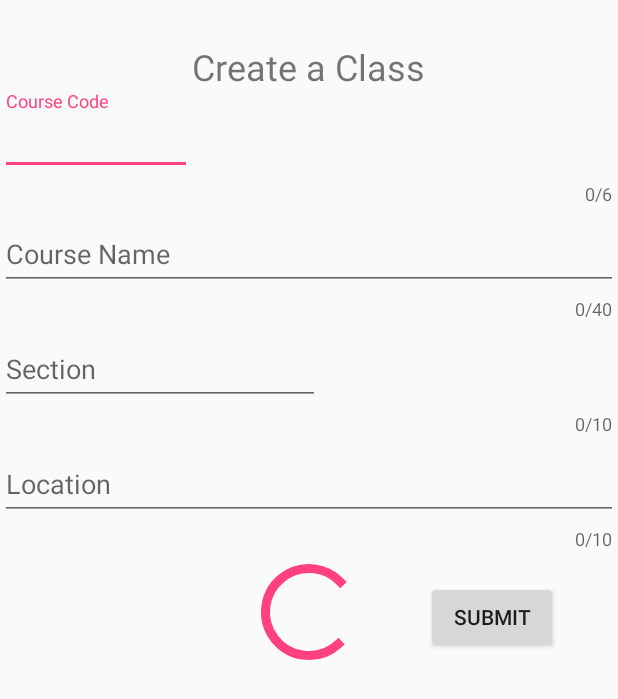
After one commit to startbin90/CSC301-AnonClass, an Android app: the layout fragment_create_class.xml on its own in the app's theme, with its tools: preview values and no code run, on a phone screen of 412 x 824 dp. The commit adds this screen. Shown: the top 699 px of the screen. Run offline under Robolectric (Android 15) with nearby library versions, the phone set to English and light mode, and no system bars.

Commit message:
add create_class_fragment and enroll_class_fragment

```diff
--- a/AnonClass/app/src/main/java/edu/toronto/csc301/anonclass/registerActivity.java
+++ b/AnonClass/app/src/main/java/edu/toronto/csc301/anonclass/registerActivity.java
@@ -3,11 +3,10 @@ package edu.toronto.csc301.anonclass;
 import android.animation.Animator;
 import android.animation.AnimatorListenerAdapter;
 import android.annotation.TargetApi;
-import android.content.Intent;
 import android.os.AsyncTask;
 import android.os.Build;
+import android.os.Bundle;
 import android.support.v7.app.AppCompatActivity;
-import android.os.Bundle;
 import android.text.TextUtils;
 import android.view.View;
 import android.widget.Button;
--- a/AnonClass/app/src/main/java/edu/toronto/csc301/anonclass/util/User.java
+++ b/AnonClass/app/src/main/java/edu/toronto/csc301/anonclass/util/User.java
@@ -5,7 +5,6 @@ import com.google.gson.GsonBuilder;
 
 import java.util.ArrayList;
 import java.util.List;
-import java.util.Set;
 
 public class User implements EnclosedInfo{
     private String email;
--- /dev/null
+++ b/AnonClass/app/src/main/res/layout/fragment_create_class.xml
@@ -0,0 +1,151 @@
+<?xml version="1.0" encoding="utf-8"?>
+<android.support.constraint.ConstraintLayout
+    xmlns:android="http://schemas.android.com/apk/res/android"
+    xmlns:tools="http://schemas.android.com/tools"
+    xmlns:app="http://schemas.android.com/apk/res-auto"
+    android:layout_width="match_parent"
+    android:layout_height="match_parent"
+    tools:context=".AnonClassActivity">
+
+    <ScrollView
+        android:layout_width="match_parent"
+        android:layout_height="wrap_content">
+
+        <LinearLayout
+            android:id="@+id/createClassForm"
+            android:layout_width="match_parent"
+            android:layout_height="wrap_content"
+            android:orientation="vertical"
+            android:visibility="visible">
+
+            <TextView
+                android:layout_width="wrap_content"
+                android:layout_height="wrap_content"
+                android:layout_gravity="center"
+                android:layout_marginEnd="8dp"
+                android:layout_marginLeft="8dp"
+                android:layout_marginRight="8dp"
+                android:layout_marginStart="8dp"
+                android:layout_marginTop="28dp"
+                android:text="@string/create_class"
+                android:textSize="24sp" />
+
+            <android.support.design.widget.TextInputLayout
+                android:id="@+id/course_codeLayout"
+                android:layout_width="match_parent"
+                android:layout_height="wrap_content"
+                android:orientation="vertical"
+                app:errorEnabled="true"
+                app:errorTextAppearance="@style/ErrorText"
+                app:counterEnabled="true"
+                app:counterMaxLength="6">
+
+                <android.support.design.widget.TextInputEditText
+                    android:id="@+id/course_codeField"
+                    android:layout_width="wrap_content"
+                    android:layout_height="wrap_content"
+                    android:hint="@string/course_code"
+                    android:inputType="text"
+                    android:maxLength="6"
+                    android:ems="6" />
+
+            </android.support.design.widget.TextInputLayout>
+
+            <android.support.design.widget.TextInputLayout
+                android:id="@+id/course_nameLayout"
+                android:layout_width="match_parent"
+                android:layout_height="wrap_content"
+                android:orientation="horizontal"
+                app:errorEnabled="true"
+                app:errorTextAppearance="@style/ErrorText"
+                app:counterEnabled="true"
+                app:counterMaxLength="40"
+                android:gravity="start"
+                >
+
+                <android.support.design.widget.TextInputEditText
+                    android:id="@+id/course_nameField"
+                    android:layout_width="wrap_content"
+                    android:layout_height="wrap_content"
+                    android:hint="@string/course_name"
+                    android:inputType="text"
+                    android:ems="40"
+                    android:maxLength="40"
+                    />
+
+            </android.support.design.widget.TextInputLayout>
+
+            <android.support.design.widget.TextInputLayout
+                android:id="@+id/section_layout"
+                android:layout_width="match_parent"
+                android:layout_height="wrap_content"
+                android:gravity="start"
+                android:orientation="vertical"
+                app:counterEnabled="true"
+                app:counterMaxLength="10"
+                app:errorEnabled="true"
+                app:errorTextAppearance="@style/ErrorText">
+
+                <android.support.design.widget.TextInputEditText
+                    android:id="@+id/sectionField"
+                    android:layout_width="wrap_content"
+                    android:layout_height="wrap_content"
+                    android:ems="10"
+                    android:hint="@string/section"
+                    android:inputType="text"
+                    android:maxLength="10" />
+
+
+            </android.support.design.widget.TextInputLayout>
+
+            <android.support.design.widget.TextInputLayout
+                android:id="@+id/location_layout"
+                android:layout_width="match_parent"
+                android:layout_height="wrap_content"
+                android:gravity="start"
+                android:orientation="vertical"
+                app:counterEnabled="true"
+                app:counterMaxLength="10"
+                app:errorEnabled="true"
+                app:errorTextAppearance="@style/ErrorText">
+
+                <android.support.design.widget.TextInputEditText
+                    android:id="@+id/locationField"
+                    android:layout_width="wrap_content"
+                    android:layout_height="wrap_content"
+                    android:ems="20"
+                    android:hint="@string/location"
+                    android:inputType="text"
+                    android:maxLength="20" />
+
+
+            </android.support.design.widget.TextInputLayout>
+
+            <Button
+                android:id="@+id/submit"
+                android:layout_width="wrap_content"
+                android:layout_height="0dp"
+                android:layout_gravity="end"
+                android:layout_marginRight="40dp"
+                android:layout_marginTop="20dp"
+                android:layout_weight="1"
+                android:text="@string/submit"
+                android:layout_marginEnd="40dp" />
+
+        </LinearLayout>
+    </ScrollView>
+
+    <ProgressBar
+        android:id="@+id/progress_bar"
+        style="?android:attr/progressBarStyleLarge"
+        android:layout_width="wrap_content"
+        android:layout_height="wrap_content"
+        android:layout_marginBottom="8dp"
+        android:visibility="gone"
+        app:layout_constraintBottom_toBottomOf="parent"
+        app:layout_constraintEnd_toEndOf="parent"
+        app:layout_constraintStart_toStartOf="parent"
+        app:layout_constraintTop_toTopOf="parent"
+        tools:visibility="visible"/>
+
+</android.support.constraint.ConstraintLayout>
--- a/AnonClass/app/src/main/res/values/strings.xml
+++ b/AnonClass/app/src/main/res/values/strings.xml
@@ -34,4 +34,12 @@
     <string name="password">Password</string>
     <string name="confirm_password">Confirm Password</string>
     <string name="submit">Submit</string>
+
+    <!-- TODO: Remove or change this placeholder text -->
+    <string name="hello_blank_fragment">Hello blank fragment</string>
+    <string name="create_class">Create a Class</string>
+    <string name="course_code">Course Code</string>
+    <string name="course_name">Course Name</string>
+    <string name="section">Section</string>
+    <string name="location">Location</string>
 </resources>
```
Also changed, not shown: AnonClass/app/src/main/java/edu/toronto/csc301/anonclass/AnonClassActivity.java (+20 -4 lines), AnonClass/app/src/main/java/edu/toronto/csc301/anonclass/CreateClassFragment.java (added, +60 -0 lines), AnonClass/app/src/main/java/edu/toronto/csc301/anonclass/EnrolledClassFragment.java (+32 -10 lines), AnonClass/app/src/main/java/edu/toronto/csc301/anonclass/JoinClassFragment.java (added, +67 -0 lines), AnonClass/app/src/main/java/edu/toronto/csc301/anonclass/LoginActivity.java (+10 -12 lines), AnonClass/app/src/main/java/edu/toronto/csc301/anonclass/MyEnrolledClassRecyclerViewAdapter.java (+3 -4 lines), AnonClass/app/src/main/java/edu/toronto/csc301/anonclass/util/PassingData.java (+5 -4 lines), AnonClass/app/src/main/res/layout/fragment_join_class.xml (added, +13 -0 lines).
